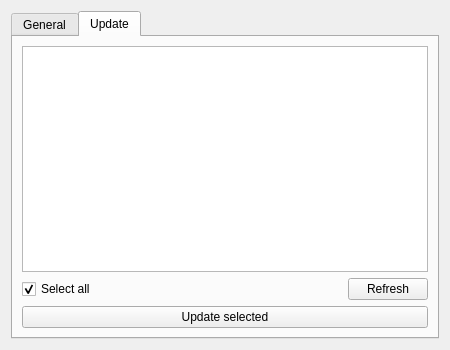
Qt form Launcher/src/gui/settingsdialog.ui (boupbeep/GflessClient) before a commit.
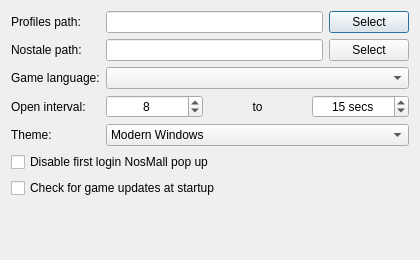
The same form after that commit. The open tabs and pages were chosen to show the change.

Commit message: Move game update management out of Settings into its own dialog

The edit to the form file:
```diff
--- a/Launcher/src/gui/settingsdialog.ui
+++ b/Launcher/src/gui/settingsdialog.ui
@@ -6,8 +6,8 @@
    <rect>
     <x>0</x>
     <y>0</y>
-    <width>450</width>
-    <height>350</height>
+    <width>420</width>
+    <height>260</height>
    </rect>
   </property>
   <property name="windowTitle">
@@ -15,16 +15,6 @@
   </property>
   <layout class="QVBoxLayout" name="verticalLayout">
    <item>
-    <widget class="QTabWidget" name="settingsTabWidget">
-     <property name="currentIndex">
-      <number>0</number>
-     </property>
-     <widget class="QWidget" name="generalTab">
-      <attribute name="title">
-       <string>General</string>
-      </attribute>
-      <layout class="QVBoxLayout" name="generalTabLayout">
-       <item>
         <layout class="QFormLayout" name="formLayout">
          <item row="0" column="0">
           <widget class="QLabel" name="profilesPathLabel">
@@ -228,61 +218,6 @@
           </size>
          </property>
         </spacer>
-       </item>
-      </layout>
-     </widget>
-     <widget class="QWidget" name="updateTab">
-      <attribute name="title">
-       <string>Update</string>
-      </attribute>
-      <layout class="QVBoxLayout" name="updateTabLayout">
-       <item>
-        <widget class="QListWidget" name="gamePathsListWidget"/>
-       </item>
-       <item>
-        <layout class="QHBoxLayout" name="horizontalLayout_5">
-         <item>
-          <widget class="QCheckBox" name="selectAllCheckBox">
-           <property name="text">
-            <string>Select all</string>
-           </property>
-           <property name="checked">
-            <bool>true</bool>
-           </property>
-          </widget>
-         </item>
-         <item>
-          <spacer name="horizontalSpacer">
-           <property name="orientation">
-            <enum>Qt::Orientation::Horizontal</enum>
-           </property>
-           <property name="sizeHint" stdset="0">
-            <size>
-             <width>40</width>
-             <height>20</height>
-            </size>
-           </property>
-          </spacer>
-         </item>
-         <item>
-          <widget class="QPushButton" name="refreshPathsButton">
-           <property name="text">
-            <string>Refresh</string>
-           </property>
-          </widget>
-         </item>
-        </layout>
-       </item>
-       <item>
-        <widget class="QPushButton" name="updateSelectedButton">
-         <property name="text">
-          <string>Update selected</string>
-         </property>
-        </widget>
-       </item>
-      </layout>
-     </widget>
-    </widget>
    </item>
   </layout>
  </widget>
```
Lines whose indentation alone changed are shown as unchanged. The commit also changes 9 other files.
